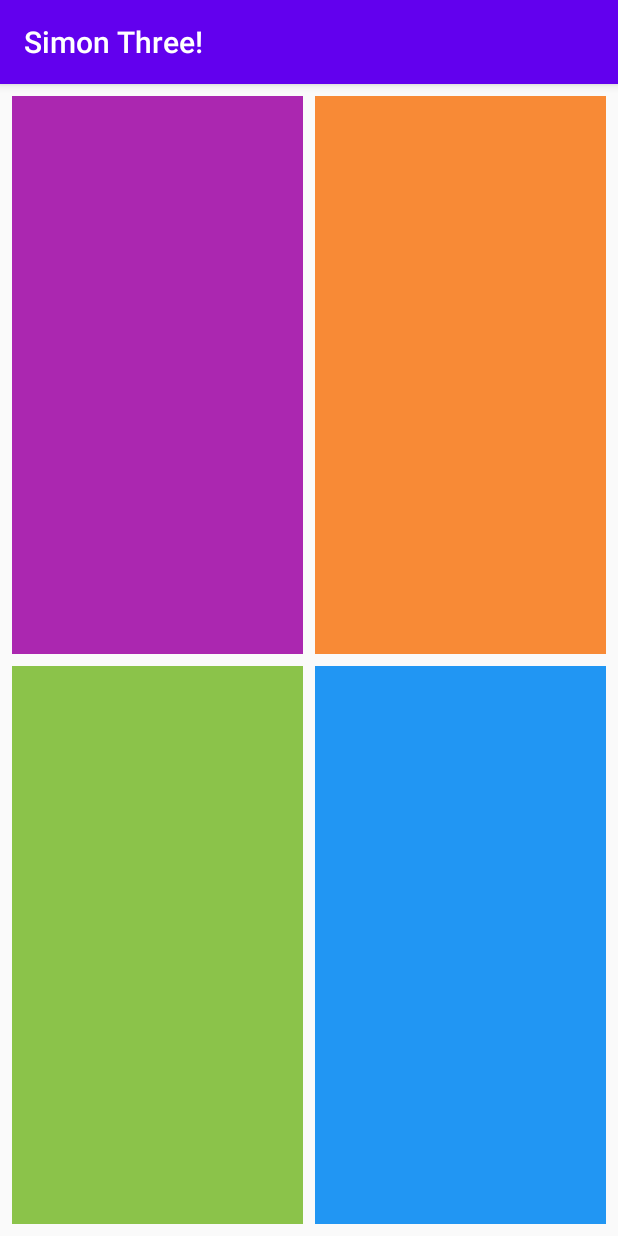
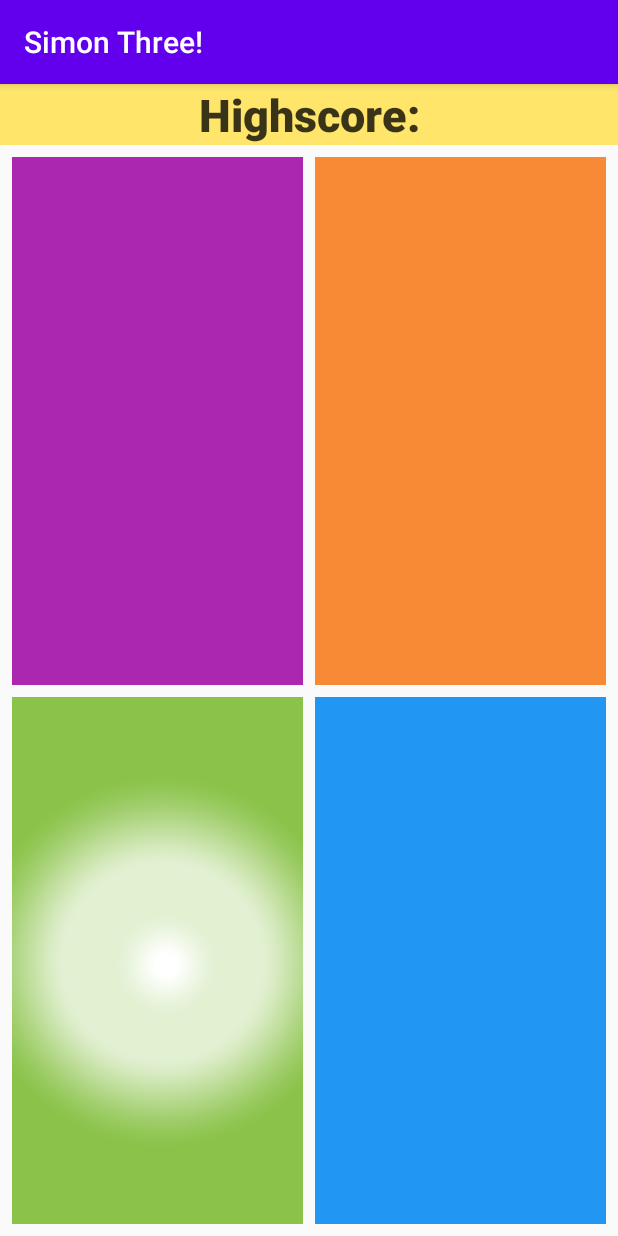
Before and after one commit to CGreenup/SimonThree, an Android app: the Game screen opened directly, with no data from a screen before it, after a tap on an icon or button, on a phone screen of 412 x 824 dp. Run offline under Robolectric (Android 15) with nearby library versions, the phone set to English and light mode, and no system bars; 2 other taps on this screen came first.

Commit message:
Added beeping

```diff
--- a/app/src/main/java/com/chrisgreenup/simonthree/Game.java
+++ b/app/src/main/java/com/chrisgreenup/simonthree/Game.java
@@ -1,5 +1,14 @@
 package com.chrisgreenup.simonthree;
 
+//TODO: make comparison of user input to one place in the history
+//TODO: add stuff to history
+//TODO: make player wait for simon to finish showing pattern
+//TODO: add high score
+//TODO: add writing high score to file
+//TODO: write high score from file during onCreate, unless file is empty
+
+import android.media.AudioAttributes;
+import android.media.SoundPool;
 import android.os.AsyncTask;
 import android.os.Bundle;
 import android.util.Log;
@@ -9,7 +18,9 @@ import android.widget.ImageButton;
 import androidx.appcompat.app.AppCompatActivity;
 
 import java.util.ArrayList;
+import java.util.HashSet;
 import java.util.Random;
+import java.util.Set;
 
 public class Game extends AppCompatActivity
 implements View.OnClickListener {
@@ -34,7 +45,15 @@ implements View.OnClickListener {
         }
     }
 
-    buttonCommands button;
+    private buttonCommands button;
+
+    private SoundPool soundPool;
+    private Set<Integer> soundsLoaded;
+
+    int bleep1Id;
+    int bleep2Id;
+    int bleep3Id;
+    int bleep4Id;
 
     @Override
     public void onClick(View view) {
@@ -58,22 +77,20 @@ implements View.OnClickListener {
                 break;
         }
 
-        ((ImageButton) view).setImageResource(R.drawable.light_on);
-        try {
-            Thread.sleep(300);
-        } catch (InterruptedException e) {
-            e.printStackTrace();
-        }
-        ((ImageButton) view).setImageResource(R.drawable.light_off);
-
-
         Log.i("SIMONSAYS", currentColor.toString());
 
+        //Make the button pressed beep
+        //soundsLoaded = new HashSet<Integer>();
+
+        //Make the button pressed flash
         ButtonFlash bf = new ButtonFlash();
         bf.execute((ImageButton) view);
 
+        playBeep(currentColor);
+
     }
 
+    //Class for making the buttons on-screen flash as if there were an LED behind them
     class ButtonFlash extends AsyncTask<ImageButton, Void, Void> {
 
         @Override
@@ -86,7 +103,7 @@ implements View.OnClickListener {
             });
 
             try {
-                Thread.sleep(300);
+                Thread.sleep(200);
             } catch (InterruptedException e) {
                 e.printStackTrace();
             }
@@ -102,10 +119,39 @@ implements View.OnClickListener {
         }
     }
 
+    private void playBeep(buttonCommands color){
+        if (color.equals(button.RED)){
+            if (soundsLoaded.contains(bleep1Id)){
+                soundPool.play(bleep1Id, 1.0f, 1.0f,
+                        0, 0, 1.0f);
+            }
+        }
+        else if (color.equals(button.YELLOW)){
+            if (soundsLoaded.contains(bleep2Id)){
+                soundPool.play(bleep2Id, 1.0f, 1.0f,
+                        0, 0, 1.0f);
+            }
+        }
+        else if (color.equals(button.GREEN)){
+            if (soundsLoaded.contains(bleep3Id)){
+                soundPool.play(bleep3Id, 1.0f, 1.0f,
+                        0, 0, 1.0f);
+            }
+        }
+        else if (color.equals(button.BLUE)){
+            if (soundsLoaded.contains(bleep4Id)){
+                soundPool.play(bleep4Id, 1.0f, 1.0f,
+                        0, 0, 1.0f);
+            }
+        }
+
+    }
+
     @Override
     protected void onCreate(Bundle savedInstanceState) {
         super.onCreate(savedInstanceState);
         setContentView(R.layout.game_board);
+        soundsLoaded = new HashSet<Integer>();
 
         //TODO: Set up buttons based on game mode (mainly color)
 
@@ -121,6 +167,36 @@ implements View.OnClickListener {
             history.clear();
     }
 
+    @Override
+    protected void onResume() {
+        super.onResume();
+
+        AudioAttributes.Builder attrBuilder = new AudioAttributes.Builder();
+        attrBuilder.setUsage(AudioAttributes.USAGE_GAME);
+
+        SoundPool.Builder spBuilder = new SoundPool.Builder();
+        spBuilder.setAudioAttributes(attrBuilder.build());
+        spBuilder.setMaxStreams(2);
+
+        soundPool = spBuilder.build();
+
+        soundPool.setOnLoadCompleteListener(new SoundPool.OnLoadCompleteListener() {
+            @Override
+            public void onLoadComplete(SoundPool soundPool, int sampleId, int status) {
+                if (status == 0){
+                    Log.i("SOUND", "Sound loaded " + sampleId);
+                    soundsLoaded.add(sampleId);
+                }else{
+                    Log.i("SOUND", "ERROR, cannot load sound status = " + status);
+                }
+            }
+        });
+
+        bleep1Id = soundPool.load(this, R.raw.bleep1, 1);
+        bleep2Id = soundPool.load(this, R.raw.bleep2, 1);
+        bleep3Id = soundPool.load(this, R.raw.bleep3, 1);
+        bleep4Id = soundPool.load(this, R.raw.bleep4, 1);
+    }
 
     class simonPlay extends AsyncTask<Void, Void, Void>{
         @Override
--- a/app/src/main/res/layout/game_board.xml
+++ b/app/src/main/res/layout/game_board.xml
@@ -18,7 +18,7 @@
         app:layout_constraintBottom_toTopOf="@+id/simon_button_2"
         app:layout_constraintEnd_toStartOf="@+id/simon_button_1"
         app:layout_constraintStart_toStartOf="parent"
-        app:layout_constraintTop_toTopOf="parent"
+        app:layout_constraintTop_toBottomOf="@+id/high_score_tv"
         app:srcCompat="@drawable/light_on" />
 
     <ImageButton
@@ -33,7 +33,7 @@
         app:layout_constraintBottom_toTopOf="@+id/simon_button_3"
         app:layout_constraintEnd_toEndOf="parent"
         app:layout_constraintStart_toEndOf="@+id/simon_button_0"
-        app:layout_constraintTop_toTopOf="parent"
+        app:layout_constraintTop_toBottomOf="@+id/high_score_tv"
         app:srcCompat="@drawable/light_on" />
 
     <ImageButton
@@ -65,4 +65,18 @@
         app:layout_constraintStart_toEndOf="@+id/simon_button_2"
         app:layout_constraintTop_toBottomOf="@+id/simon_button_1"
         app:srcCompat="@drawable/light_off" />
+
+    <TextView
+        android:id="@+id/high_score_tv"
+        android:layout_width="0dp"
+        android:layout_height="wrap_content"
+        android:background="#FFE66B"
+        android:fontFamily="sans-serif-black"
+        android:text="Highscore:"
+        android:textAlignment="center"
+        android:textColor="#C6000000"
+        android:textSize="30sp"
+        app:layout_constraintEnd_toEndOf="parent"
+        app:layout_constraintStart_toStartOf="parent"
+        app:layout_constraintTop_toTopOf="parent" />
 </androidx.constraintlayout.widget.ConstraintLayout>
--- /dev/null
+++ b/app/src/main/res/raw/sources.txt
@@ -0,0 +1 @@
+Bleep-SoundBible.com-1927126940.mp3  -  http://soundbible.com/1252-Bleep.html
```
Also changed, not shown: 4 other files.
